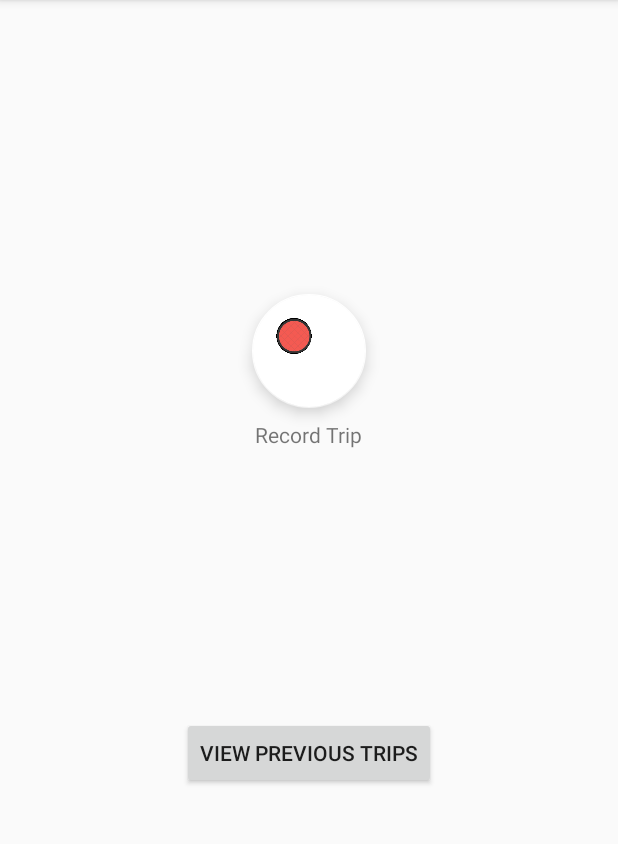
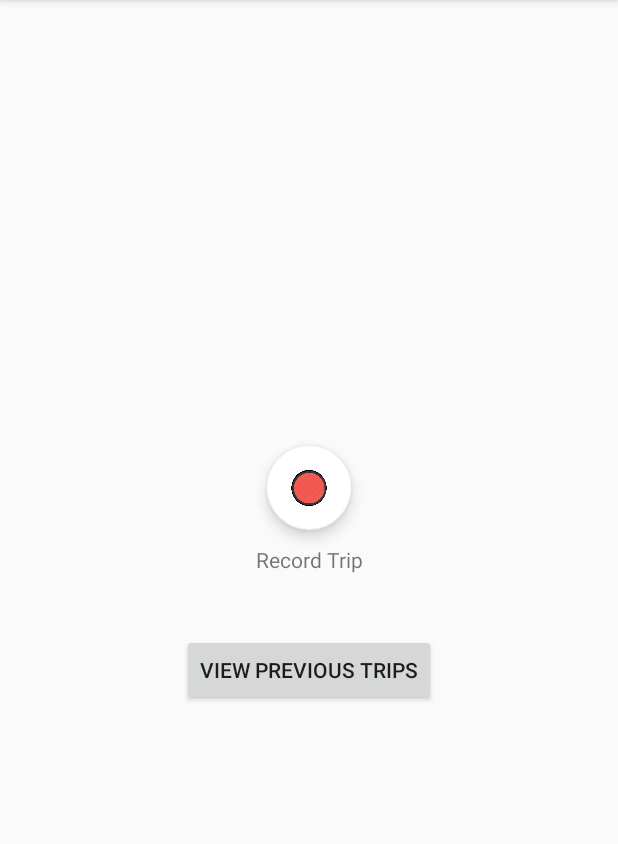
Before and after one commit to ehud-gordon/Trip-Recorder, an Android app: the Home screen opened directly, with no data from a screen before it, on a phone screen of 412 x 824 dp, the part 84-928 px from its top. Run offline under Robolectric (Android 15) with nearby library versions, the phone set to English and light mode, and no system bars.

Commit message:
center text

```diff
--- a/app/src/main/java/com/example/tom_e91/finalproj/signIn.java
+++ b/app/src/main/java/com/example/tom_e91/finalproj/signIn.java
@@ -33,7 +33,7 @@ public class signIn extends AppCompatActivity {
     @Override
     protected void onCreate(Bundle savedInstanceState) {
         super.onCreate(savedInstanceState);
-        setContentView(R.layout.activity_main);
+        setContentView(R.layout.activity_signin);
 
         // configures UI components
         signInText = findViewById(R.id.signinText);
@@ -45,12 +45,9 @@ public class signIn extends AppCompatActivity {
         // Set TextWatchers
         watchTextChanges(emailText);
         watchTextChanges(passText);
-
-
     }
 
-    public void loginButtonOnClick(View view)
-    {
+    public void loginButtonOnClick(View view) {
         // Makes sure for valid input
         if (isValidInput()) {
             startActivity(new Intent(this, Home.class));
@@ -79,11 +76,8 @@ public class signIn extends AppCompatActivity {
         });
     }
 
-    private boolean isValidInput()
-    {
-
+    private boolean isValidInput() {
         boolean returnValue = true;
-
         String currentStatus = ""; // String represents the current status
 
         // Checks whether the editText contains a valid Email address
@@ -108,14 +102,12 @@ public class signIn extends AppCompatActivity {
     }
 
 
-    private boolean checkEMailValidity (String emailAddr)
-    {
+    private boolean checkEMailValidity (String emailAddr) {
         String regex = "^[\\w-_\\.+]*[\\w-_\\.]\\@([\\w]+\\.)+[\\w]+[\\w]$";
         return emailAddr.matches(regex);
     }
 
-    private boolean checkPassword (String pwd)
-    {
+    private boolean checkPassword (String pwd) {
         // TODO- METHOD for checking PASSWORD validity
 //        String pattern = "(?=.*[0-9])(?=.*[a-z])(?=.*[A-Z])(?=.*[@#$%^&+=])(?=\\S+$).{8,}";
 //        return pwd.matches(pattern);
--- a/app/src/main/res/layout/activity_home.xml
+++ b/app/src/main/res/layout/activity_home.xml
@@ -1,52 +1,41 @@
 <?xml version="1.0" encoding="utf-8"?>
-<android.support.constraint.ConstraintLayout xmlns:android="http://schemas.android.com/apk/res/android"
+<LinearLayout xmlns:android="http://schemas.android.com/apk/res/android"
     xmlns:app="http://schemas.android.com/apk/res-auto"
     xmlns:tools="http://schemas.android.com/tools"
     android:layout_width="match_parent"
     android:layout_height="match_parent"
+    android:gravity="center"
+    android:orientation="vertical"
     tools:context=".Home">
 
     <android.support.design.widget.FloatingActionButton
         android:id="@+id/record_button"
-        android:layout_width="76dp"
-        android:layout_height="80dp"
-        android:layout_marginEnd="8dp"
-        android:layout_marginStart="8dp"
-        android:layout_marginTop="196dp"
+        android:layout_width="wrap_content"
+        android:layout_height="wrap_content"
         android:clickable="true"
         android:focusable="true"
         android:onClick="onRecordButtonClick"
         app:backgroundTint="@android:color/background_light"
-        app:layout_constraintEnd_toEndOf="parent"
-        app:layout_constraintStart_toStartOf="parent"
-        app:layout_constraintTop_toTopOf="parent"
         app:srcCompat="@drawable/record_button" />
+
+    <TextView
+        android:id="@+id/record_trip_tv"
+        android:layout_width="wrap_content"
+        android:layout_height="wrap_content"
+        android:layout_marginTop="10dp"
+        android:text="Record Trip"
+        android:textAlignment="center" />
+
+    <Space
+        android:layout_width="match_parent"
+        android:layout_height="40dp" />
 
     <Button
         android:id="@+id/view_previous_trips_button"
         android:layout_width="wrap_content"
         android:layout_height="wrap_content"
-        android:layout_marginBottom="72dp"
-        android:layout_marginEnd="8dp"
-        android:layout_marginStart="8dp"
-        android:layout_marginTop="8dp"
         android:onClick="onPreviousTripsButtonClick"
         android:text="View Previous Trips"
-        app:layout_constraintBottom_toBottomOf="parent"
-        app:layout_constraintEnd_toEndOf="parent"
-        app:layout_constraintStart_toStartOf="parent"
-        app:layout_constraintTop_toBottomOf="@+id/record_trip_tv" />
+        android:textAlignment="center" />
 
-    <TextView
-        android:id="@+id/record_trip_tv"
-        android:layout_width="wrap_content"
-        android:layout_height="wrap_content"
-        android:layout_marginEnd="8dp"
-        android:layout_marginStart="8dp"
-        android:layout_marginTop="8dp"
-        android:text="Record Trip"
-        app:layout_constraintEnd_toEndOf="parent"
-        app:layout_constraintStart_toStartOf="parent"
-        app:layout_constraintTop_toBottomOf="@+id/record_button" />
-
-</android.support.constraint.ConstraintLayout>
+</LinearLayout>
--- a/app/src/main/res/layout/activity_main.xml
+++ b/app/src/main/res/layout/activity_signin.xml
@@ -8,12 +8,13 @@
 
     <TextView
         android:id="@+id/signinText"
-        android:layout_width="182dp"
-        android:layout_height="36dp"
+        android:layout_width="wrap_content"
+        android:layout_height="wrap_content"
         android:layout_marginEnd="8dp"
         android:layout_marginStart="8dp"
         android:layout_marginTop="64dp"
         android:text="Sign in"
+        android:textAlignment="center"
         app:layout_constraintEnd_toEndOf="parent"
         app:layout_constraintStart_toStartOf="parent"
         app:layout_constraintTop_toTopOf="parent" />
@@ -27,7 +28,7 @@
         android:layout_marginStart="8dp"
         android:layout_marginTop="8dp"
         android:ems="10"
-        android:hint="Enter an E-mail address"
+        android:hint="E-mail"
         android:inputType="textEmailAddress"
         app:layout_constraintBottom_toBottomOf="parent"
         app:layout_constraintEnd_toEndOf="parent"
@@ -45,7 +46,7 @@
         android:layout_marginStart="8dp"
         android:layout_marginTop="8dp"
         android:ems="10"
-        android:hint="Enter a password"
+        android:hint="Password"
         android:inputType="text|textPassword"
         app:layout_constraintBottom_toBottomOf="parent"
         app:layout_constraintEnd_toEndOf="parent"
@@ -64,6 +65,7 @@
         android:layout_marginTop="8dp"
         android:onClick="loginButtonOnClick"
         android:text="Login"
+        android:textAlignment="center"
         android:enabled="false"
         app:layout_constraintBottom_toTopOf="@+id/statusDisplay"
         app:layout_constraintEnd_toEndOf="parent"
```
